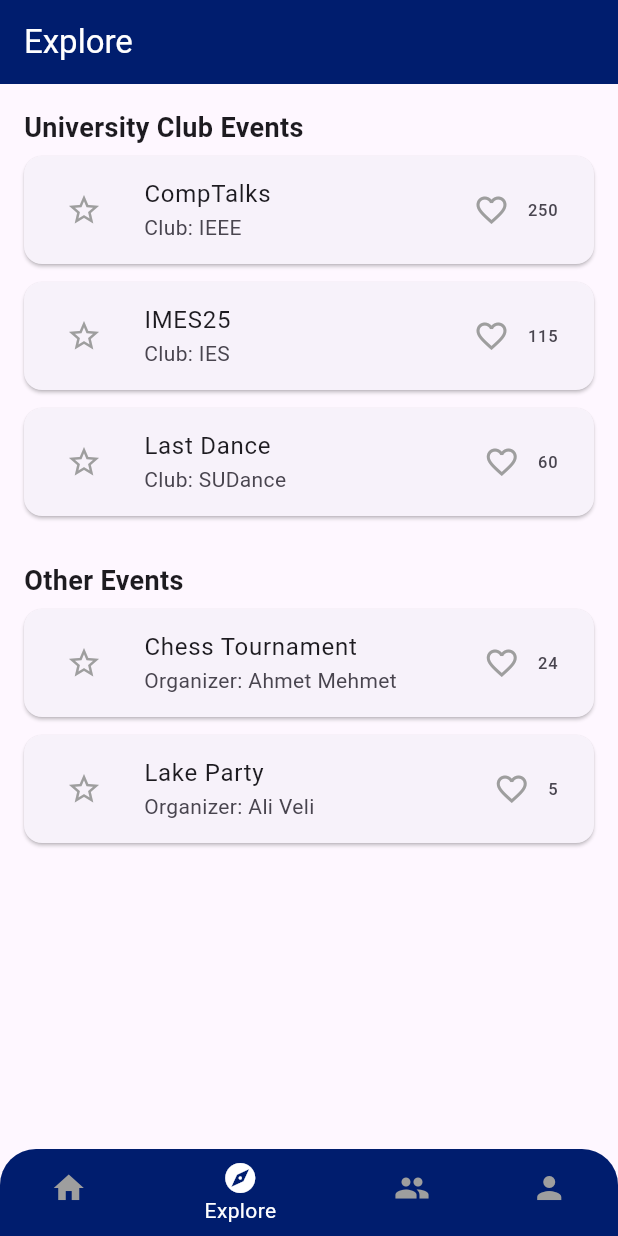
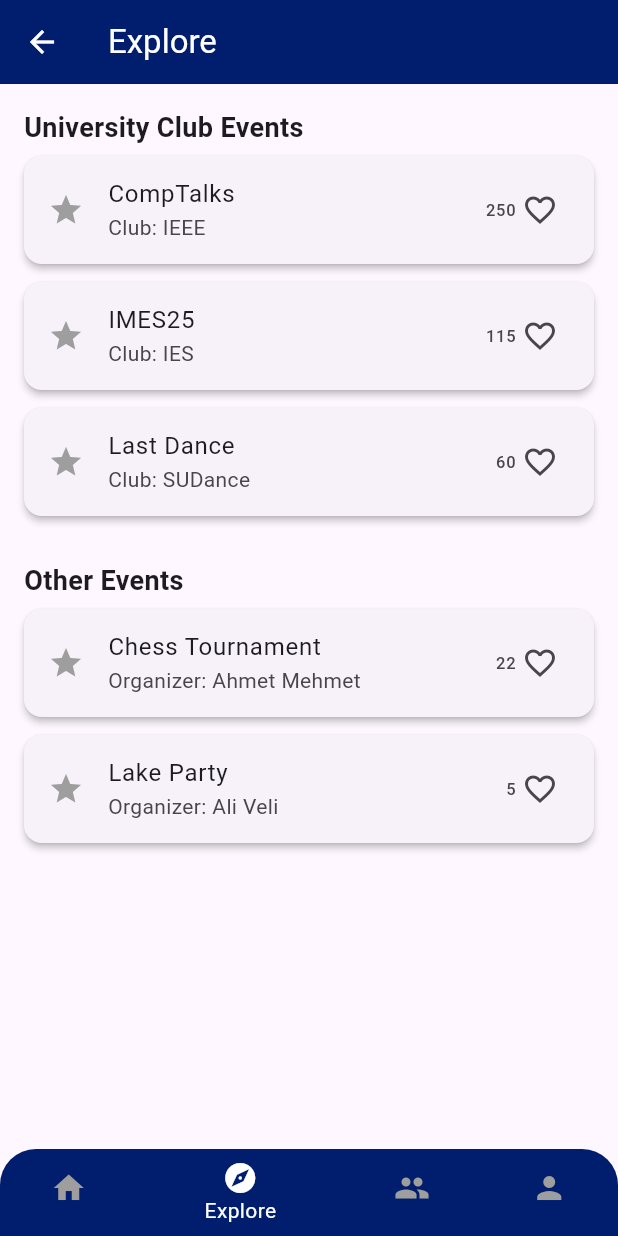
Before and after one commit to DenizGurleyen/SuEvent-310, a Flutter app: the ExplorePage screen opened by its route, on a phone screen of 412 x 824 dp. Run offline on Flutter 3.47's test engine with Material 3 defaults, Android fonts, the phone set to English and light mode, and no system bars; Roboto replaces fonts that are missing (Poppins).

Commit message:
added a feature

```diff
--- a/lib/screens/event_details_page.dart
+++ b/lib/screens/event_details_page.dart
@@ -1,4 +1,5 @@
 import 'package:flutter/material.dart';
+import '../utils/app_colors.dart';
 
 class EventDetailsPage extends StatelessWidget {
   const EventDetailsPage({super.key});
@@ -7,24 +8,18 @@ class EventDetailsPage extends StatelessWidget {
   Widget build(BuildContext context) {
     return Scaffold(
       appBar: AppBar(
-        title: const Text("Event Details"),
-        backgroundColor: Colors.indigo,
-        foregroundColor: Colors.white,
+        backgroundColor: AppColors.primaryDark,
+        title: const Text('Event Details', style: TextStyle(color: Colors.white)),
+        iconTheme: const IconThemeData(color: Colors.white),
       ),
       body: Padding(
         padding: const EdgeInsets.all(16),
         child: Column(
           crossAxisAlignment: CrossAxisAlignment.start,
           children: const [
-            Text(
-              "Event Title",
-              style: TextStyle(fontSize: 24, fontWeight: FontWeight.bold),
-            ),
+            Text("Event Title", style: TextStyle(fontSize: 24, fontWeight: FontWeight.bold)),
             SizedBox(height: 12),
-            Text(
-              "Organized by: Club XYZ",
-              style: TextStyle(fontSize: 16),
-            ),
+            Text("Organized by: Club XYZ", style: TextStyle(fontSize: 16)),
             SizedBox(height: 24),
             Text(
               "This is the full event description. It includes details about date, location, content, and other useful information for the attendees.",
--- a/lib/screens/explore_page.dart
+++ b/lib/screens/explore_page.dart
@@ -12,14 +12,14 @@ class ExplorePage extends StatefulWidget {
 
 class _ExplorePageState extends State<ExplorePage> {
   final List<Map<String, dynamic>> universityEvents = [
-    {'title': 'CompTalks', 'club': 'IEEE', 'likes': 250, 'liked': false, 'favorited': false},
-    {'title': 'IMES25', 'club': 'IES', 'likes': 115, 'liked': false, 'favorited': false},
-    {'title': 'Last Dance', 'club': 'SUDance', 'likes': 60, 'liked': false, 'favorited': false},
+    {'title': 'CompTalks', 'club': 'IEEE', 'likes': 250, 'liked': false},
+    {'title': 'IMES25', 'club': 'IES', 'likes': 115, 'liked': false},
+    {'title': 'Last Dance', 'club': 'SUDance', 'likes': 60, 'liked': false},
   ];
 
   final List<Map<String, dynamic>> otherEvents = [
-    {'title': 'Chess Tournament', 'organizer': 'Ahmet Mehmet', 'likes': 24, 'liked': false, 'favorited': false},
-    {'title': 'Lake Party', 'organizer': 'Ali Veli', 'likes': 5, 'liked': false, 'favorited': false},
+    {'title': 'Chess Tournament', 'organizer': 'Ahmet Mehmet', 'likes': 22, 'liked': false},
+    {'title': 'Lake Party', 'organizer': 'Ali Veli', 'likes': 5, 'liked': false},
   ];
 
   void toggleLike(List<Map<String, dynamic>> events, int index) {
@@ -29,50 +29,36 @@ class _ExplorePageState extends State<ExplorePage> {
     });
   }
 
-  void toggleFavorite(List<Map<String, dynamic>> events, int index) {
-    setState(() {
-      events[index]['favorited'] = !(events[index]['favorited'] ?? false);
-    });
-  }
-
-  Widget buildEventCard(Map<String, dynamic> event, bool isClubEvent, int index) {
-    return Card(
-      margin: const EdgeInsets.symmetric(vertical: 6),
-      child: ListTile(
-        leading: IconButton(
-          icon: Icon(
-            event['favorited'] ? Icons.star : Icons.star_border,
-            color: event['favorited'] ? Colors.amber : Colors.grey,
+  Widget buildEventCard(Map<String, dynamic> event, bool isUniversity, int index) {
+    return GestureDetector(
+      onTap: () {
+        Navigator.push(
+          context,
+          MaterialPageRoute(builder: (context) => const EventDetailsPage()),
+        );
+      },
+      child: Card(
+        margin: const EdgeInsets.symmetric(vertical: 6),
+        elevation: 2,
+        child: ListTile(
+          leading: Icon(
+            Icons.star,
+            color: event['liked'] ? Colors.orange : Colors.grey,
           ),
-          onPressed: () => toggleFavorite(
-              isClubEvent ? universityEvents : otherEvents, index),
+          title: Text(event['title']),
+          subtitle: Text(isUniversity ? 'Club: ${event['club']}' : 'Organizer: ${event['organizer']}'),
+          trailing: GestureDetector(
+            onTap: () => toggleLike(isUniversity ? universityEvents : otherEvents, index),
+            child: Row(
+              mainAxisSize: MainAxisSize.min,
+              children: [
+                Text(event['likes'].toString()),
+                const SizedBox(width: 4),
+                const Icon(Icons.favorite_border),
+              ],
+            ),
+          ),
         ),
-        title: Text(event['title']),
-        subtitle: Text(isClubEvent
-            ? 'Club: ${event['club']}'
-            : 'Organizer: ${event['organizer']}'),
-        trailing: Row(
-          mainAxisSize: MainAxisSize.min,
-          children: [
-            IconButton(
-              icon: Icon(
-                event['liked'] ? Icons.favorite : Icons.favorite_border,
-                color: event['liked'] ? Colors.red : Colors.grey,
-              ),
-              onPressed: () => toggleLike(
-                  isClubEvent ? universityEvents : otherEvents, index),
-            ),
-            Text('${event['likes']}'),
-          ],
-        ),
-        onTap: () {
-          Navigator.push(
-            context,
-            MaterialPageRoute(
-              builder: (_) => const EventDetailsPage(),
-            ),
-          );
-        },
       ),
     );
   }
@@ -81,32 +67,27 @@ class _ExplorePageState extends State<ExplorePage> {
   Widget build(BuildContext context) {
     return Scaffold(
       appBar: AppBar(
-        title: const Text("Explore", style: TextStyle(color: Colors.white)),
         backgroundColor: AppColors.primaryDark,
-        automaticallyImplyLeading: false,
+        title: const Text('Explore', style: TextStyle(color: Colors.white)),
+        leading: IconButton(
+          icon: const Icon(Icons.arrow_back, color: Colors.white),
+          onPressed: () => Navigator.pop(context),
+        ),
       ),
       bottomNavigationBar: const CustomBottomNav(currentIndex: 1),
       body: Padding(
         padding: const EdgeInsets.all(16),
         child: ListView(
           children: [
-            const Text(
-              "University Club Events",
-              style: TextStyle(fontSize: 18, fontWeight: FontWeight.bold),
-            ),
-            ...List.generate(
-              universityEvents.length,
-                  (index) => buildEventCard(universityEvents[index], true, index),
-            ),
+            const Text("University Club Events", style: TextStyle(fontSize: 18, fontWeight: FontWeight.bold)),
+            ...List.generate(universityEvents.length, (index) {
+              return buildEventCard(universityEvents[index], true, index);
+            }),
             const SizedBox(height: 24),
-            const Text(
-              "Other Events",
-              style: TextStyle(fontSize: 18, fontWeight: FontWeight.bold),
-            ),
-            ...List.generate(
-              otherEvents.length,
-                  (index) => buildEventCard(otherEvents[index], false, index),
-            ),
+            const Text("Other Events", style: TextStyle(fontSize: 18, fontWeight: FontWeight.bold)),
+            ...List.generate(otherEvents.length, (index) {
+              return buildEventCard(otherEvents[index], false, index);
+            }),
           ],
         ),
       ),
```
